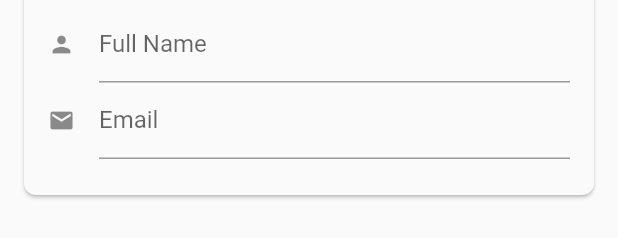
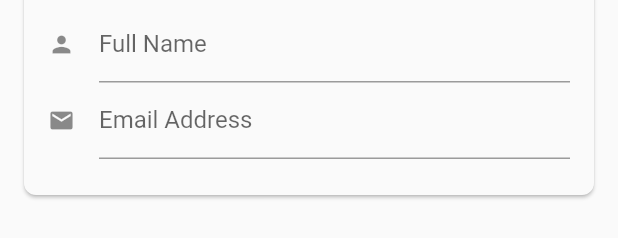
Before and after one commit to putraxor/flutter_multipage_form, a Flutter app: the UserForm widget shown alone on an empty page, opened directly with empty values, on a phone screen of 412 x 824 dp. Shown: the part 126-364 px from the top of the screen. Run offline on Flutter 3.47's test engine with Material 2 defaults, Android fonts, the phone set to English and light mode, and no system bars.

```diff
--- a/lib/form.dart
+++ b/lib/form.dart
@@ -67,7 +67,7 @@ class _UserFormState extends State<UserForm> {
                   validator: (val) =>
                       val.contains('@') ? null : 'Email is invalid',
                   decoration: InputDecoration(
-                    labelText: 'Email',
+                    labelText: 'Email Address',
                     hintText: 'Enter your email',
                     icon: Icon(Icons.email),
                     isDense: true,
```
Also changed, not shown: art/Thumbnail.jpg (added), 1 other file.
